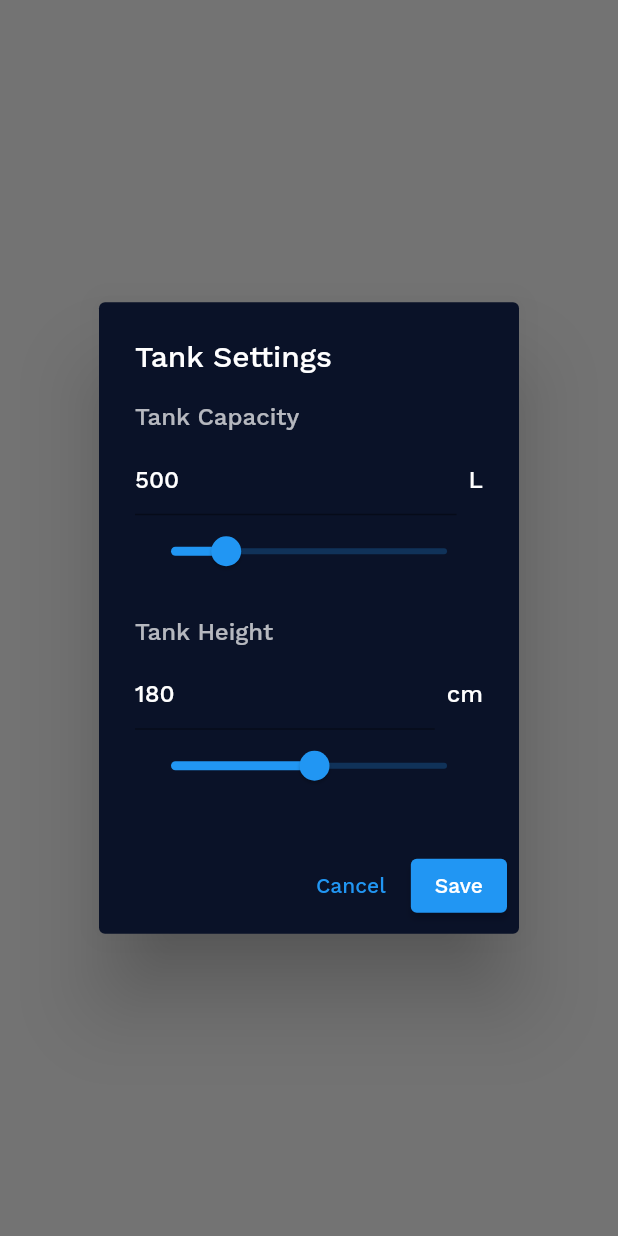
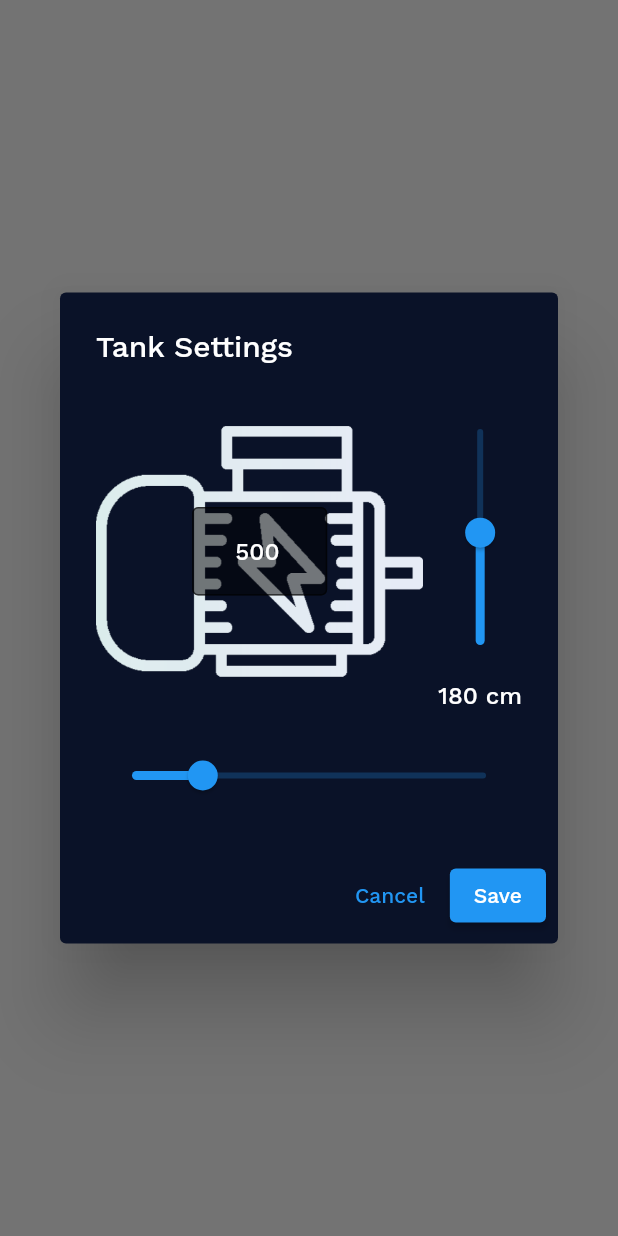
Before and after one commit to Umair777/smarttank, a Flutter app: what showTankSettingsDialog() shows on an empty page, opened directly, on a phone screen of 412 x 824 dp. Run offline on Flutter 3.47's test engine with Material 2 defaults, Android fonts, the phone set to English and light mode, and no system bars; our stand-ins replace flutter_riverpod, flutter_svg, lite_rolling_switch, rive, supabase_flutter; missing offline and left inert: mqtt_client; accounts and stored records are empty.

Commit message:
add tank image for in the settings

```diff
--- a/lib/widgets/tank_settings_dialog.dart
+++ b/lib/widgets/tank_settings_dialog.dart
@@ -28,31 +28,75 @@ void showTankSettingsDialog(BuildContext context) {
                 mainAxisSize: MainAxisSize.min,
                 children: [
 
-                /// ---------- TANK CAPACITY ----------
-                const Align(
-                  alignment: Alignment.centerLeft,
-                  child: Text(
-                    "Tank Capacity",
-                    style: TextStyle(color: Colors.white70),
+                  /// IMAGE + HEIGHT SLIDER
+                  Row(
+                    crossAxisAlignment: CrossAxisAlignment.center,
+                    children: [
+
+                      /// TANK IMAGE WITH CENTER INPUT
+                      Expanded(
+                        child: Stack(
+                          alignment: Alignment.center,
+                          children: [
+
+                            Image.asset(
+                              'assets/images/Motor3.png',   // your tank image
+                              height: 180,
+                            ),
+
+                            /// CENTER CAPACITY INPUT
+                            SizedBox(
+                              width: 90,
+                              child: TextField(
+                                controller: capacityController,
+                                keyboardType: TextInputType.number,
+                                textAlign: TextAlign.center,
+                                style: const TextStyle(color: Colors.white),
+                                decoration: const InputDecoration(
+                                  filled: true,
+                                  fillColor: Color.fromRGBO(0, 0, 0, 0.5),
+                                  border: OutlineInputBorder(),
+                                ),
+                              ),
+                            ),
+                          ],
                         ),
                       ),
 
-                const SizedBox(height: 8),
+                      const SizedBox(width: 10),
 
-                Row(
+                      /// HEIGHT SLIDER
+                      Column(
                         children: [
-                    Expanded(
-                      child: TextField(
-                        controller: capacityController,
-                        keyboardType: TextInputType.number,
-                        style: const TextStyle(color: Colors.white),
+
+                          RotatedBox(
+                            quarterTurns: -1,
+                            child: Slider(
+                              min: 50,
+                              max: 300,
+                              value: tankHeight,
+                              onChanged: (value) {
+                                setState(() {
+                                  tankHeight = value;
+                                  heightController.text =
+                                      value.toInt().toString();
+                                });
+                              },
                             ),
                           ),
-                    const SizedBox(width: 8),
-                    const Text("L", style: TextStyle(color: Colors.white)),
+
+                          Text(
+                            "${tankHeight.toInt()} cm",
+                            style: const TextStyle(color: Colors.white),
+                          )
+                        ],
+                      )
                     ],
                   ),
 
+                  const SizedBox(height: 20),
+
+                  /// CAPACITY SLIDER
                   Slider(
                     min: 250,
                     max: 1500,
@@ -60,46 +104,8 @@ void showTankSettingsDialog(BuildContext context) {
                     onChanged: (value) {
                       setState(() {
                         tankCapacity = value;
-                      capacityController.text = value.toInt().toString();
-                    });
-                  },
-                ),
-
-                const SizedBox(height: 20),
-
-                /// ---------- TANK HEIGHT ----------
-                const Align(
-                  alignment: Alignment.centerLeft,
-                  child: Text(
-                    "Tank Height",
-                    style: TextStyle(color: Colors.white70),
-                  ),
-                ),
-
-                const SizedBox(height: 8),
-
-                Row(
-                  children: [
-                    Expanded(
-                      child: TextField(
-                        controller: heightController,
-                        keyboardType: TextInputType.number,
-                        style: const TextStyle(color: Colors.white),
-                      ),
-                    ),
-                    const SizedBox(width: 8),
-                    const Text("cm", style: TextStyle(color: Colors.white)),
-                  ],
-                ),
-
-                Slider(
-                  min: 50,
-                  max: 300,
-                  value: tankHeight,
-                  onChanged: (value) {
-                    setState(() {
-                      tankHeight = value;
-                      heightController.text = value.toInt().toString();
+                        capacityController.text =
+                            value.toInt().toString();
                       });
                     },
                   ),
```
Lines whose indentation alone changed are shown as unchanged.
